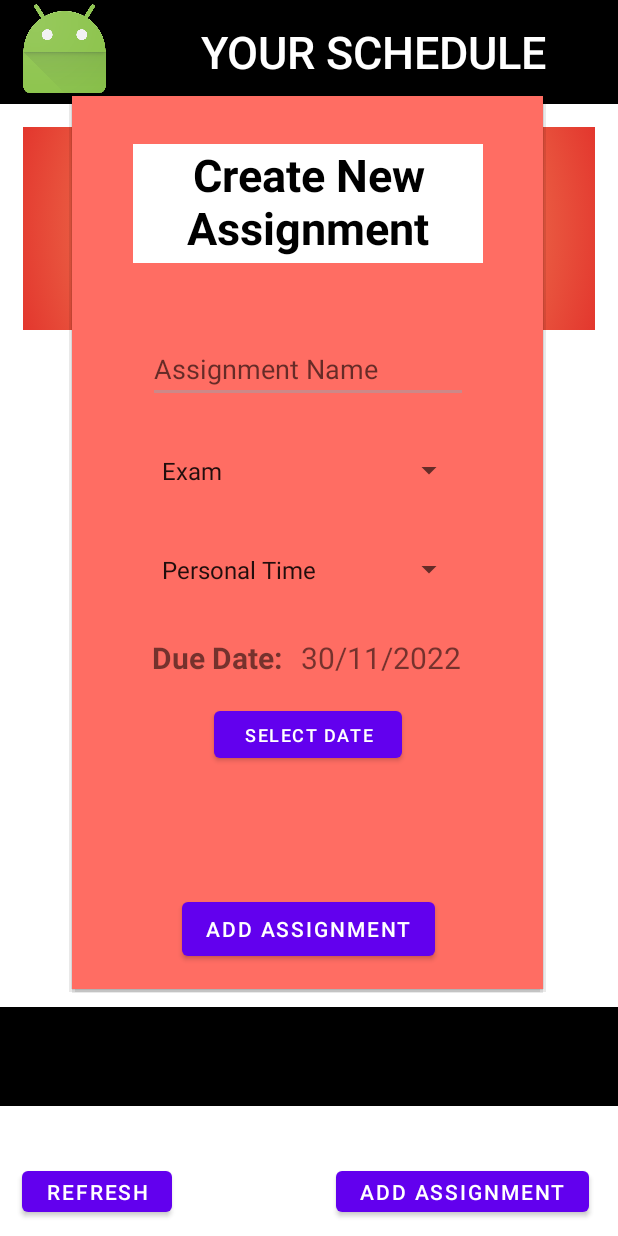
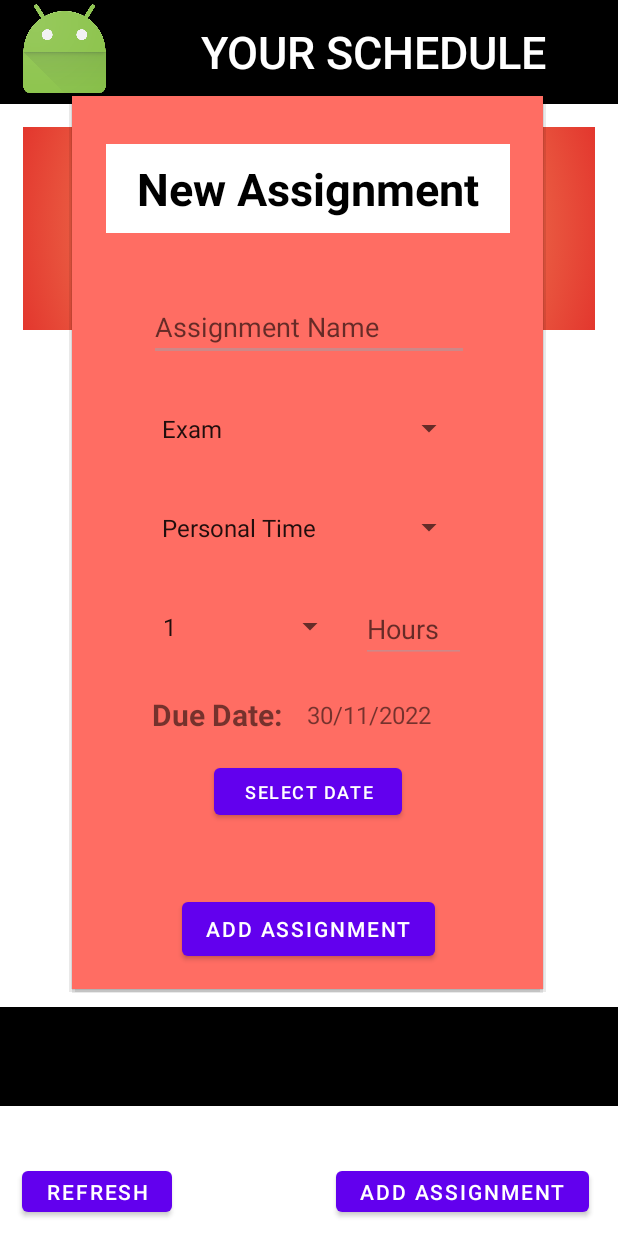
Before and after one commit to lcphutchinson/LMStudy_Client, an Android app: the StudentHome screen opened directly, with no data from a screen before it, after a tap on "ADD ASSIGNMENT", on a phone screen of 412 x 824 dp. Run offline under Robolectric (Android 15) with nearby library versions, the phone set to English and light mode, and no system bars.

Commit message:
Priority Spinner and Hour input added. Limited character limit for name to 40 characters. Fixed RV row layout

```diff
--- a/app/src/main/java/com/LMStudy/app/student/StudentHome.java
+++ b/app/src/main/java/com/LMStudy/app/student/StudentHome.java
@@ -60,12 +60,11 @@ public class StudentHome extends AppCompatActivity {
 
    private TextView assignmentNameText, assignmentNameInfo, assignmentAssigneeText, assignmentAssigneeInfo,
            assignmentTypeText, assignmentTypeInfo, assignmentCourseText, assignmentCourseInfo,
-           assignmentDueDateText, assignmentDueDateInfo, assignmentPrioText, assignmentPrioInfo,
-           assignmentHoursText, assignmentHoursInfo;
+           assignmentDueDateText, assignmentDueDateInfo, assignmentPrioText, assignmentHoursText,
+           assignmentHoursInfo;
 
-   private TextView newAssignmentName, dateView;
-   private Spinner newAssignmentTypeSpinner, newAssignmentCourseSpinner, newAssignmentDueDateMonthSpinner,
-           newAssignmentDueDateDaySpinner, newAssignmentDueDateYearSpinner;
+   private TextView newAssignmentName, newAssignmentHour, dateView;
+   private Spinner newAssignmentTypeSpinner, newAssignmentCourseSpinner, newAssignmentPrioritySpinner;
 
    private DatePicker datePicker;
    private Calendar calendar;
@@ -149,7 +148,6 @@ public class StudentHome extends AppCompatActivity {
             assignmentDueDateText = popupView.findViewById(R.id.dueDateInfo_title);
             assignmentDueDateInfo = popupView.findViewById(R.id.dueDateInfo_txt);
             assignmentPrioText = popupView.findViewById(R.id.priorityInfo);
-            assignmentPrioInfo = popupView.findViewById(R.id.priorityInfo_txt);
 
             completeAssignmentBtn = popupView.findViewById(R.id.completeAssignment_btn);
             removeAssignmentBtn = popupView.findViewById(R.id.rmvAssignment_btn);
@@ -362,6 +360,8 @@ public class StudentHome extends AppCompatActivity {
          newAssignmentName = popupView.findViewById(R.id.r_newAssignmentName_input);
          newAssignmentTypeSpinner = popupView.findViewById(R.id.assignment_type_spinner);
          newAssignmentCourseSpinner = popupView.findViewById(R.id.course_spinner);
+         newAssignmentPrioritySpinner = popupView.findViewById(R.id.priority_spinner);
+         newAssignmentHour = popupView.findViewById(R.id.hours_input);
 
          dateView = (TextView) popupView.findViewById(R.id.dateText);
          calendar = Calendar.getInstance();
@@ -379,16 +379,21 @@ public class StudentHome extends AppCompatActivity {
 
          ArrayAdapter<CharSequence> typeAdapter = ArrayAdapter.createFromResource(this, R.array.assignment_types, android.R.layout.simple_spinner_item);
          ArrayAdapter<String> courseAdapter = new ArrayAdapter<String>(this, android.R.layout.simple_spinner_item, enrolledCourseNameList);
+         ArrayAdapter<CharSequence> priorityAdapter = ArrayAdapter.createFromResource(this, R.array.priority_levels, android.R.layout.simple_spinner_item);
 
          typeAdapter.setDropDownViewResource(android.R.layout.simple_spinner_item);
          courseAdapter.setDropDownViewResource(android.R.layout.simple_spinner_item);
+         priorityAdapter.setDropDownViewResource(android.R.layout.simple_spinner_item);
 
          newAssignmentTypeSpinner.setAdapter(typeAdapter);
          newAssignmentCourseSpinner.setAdapter(courseAdapter);
-
-         /** WILL ADD PRIORITY SPINNERS **/
+         newAssignmentPrioritySpinner.setAdapter(priorityAdapter);
 
          confirmAssignmentBtn.setOnClickListener(view1 -> {
+            if (newAssignmentHour.getText().toString().equals("") || Integer.valueOf(newAssignmentHour.getText().toString()) <= 0) {
+               Toast.makeText(getBaseContext(), "Hours should be greater than 0", Toast.LENGTH_SHORT).show();
+            }
+            else {
                String workType = newAssignmentTypeSpinner.getSelectedItem().toString();
                NewCourse courseSelection = new NewCourse(newAssignmentCourseSpinner.getSelectedItem().toString());
                WorkItem item;
@@ -400,22 +405,26 @@ public class StudentHome extends AppCompatActivity {
                   }
                }
 
-            switch(workType) {
+               switch (workType) {
                   case "Exam":
                      item = new Exam(courseSelection, newAssignmentName.getText().toString(),
-                          dateView.getText().toString(), 8,3);
+                             dateView.getText().toString(), Integer.valueOf(newAssignmentPrioritySpinner.getSelectedItem().toString()),
+                             Integer.valueOf(newAssignmentHour.getText().toString()));
                      break;
                   case "Project":
                      item = new Project(courseSelection, newAssignmentName.getText().toString(),
-                          dateView.getText().toString(), 6,10);
+                             dateView.getText().toString(), Integer.valueOf(newAssignmentPrioritySpinner.getSelectedItem().toString()),
+                             Integer.valueOf(newAssignmentHour.getText().toString()));
                      break;
                   case "Quiz":
                      item = new Quiz(courseSelection, newAssignmentName.getText().toString(),
-                          dateView.getText().toString(), 7,1);
+                             dateView.getText().toString(), Integer.valueOf(newAssignmentPrioritySpinner.getSelectedItem().toString()),
+                             Integer.valueOf(newAssignmentHour.getText().toString()));
                      break;
                   default: // Homework Case
                      item = new Homework(courseSelection, newAssignmentName.getText().toString(),
-                          dateView.getText().toString(), 3,3);
+                             dateView.getText().toString(), Integer.valueOf(newAssignmentPrioritySpinner.getSelectedItem().toString()),
+                             Integer.valueOf(newAssignmentHour.getText().toString()));
                      break;
                }
 
@@ -424,6 +433,7 @@ public class StudentHome extends AppCompatActivity {
 
                Toast.makeText(getBaseContext(), "Assignment successfully added", Toast.LENGTH_SHORT).show();
                popupWindow.dismiss();
+            }
          });
       });
    }
--- a/app/src/main/res/layout/add_assignment_popup_revised.xml
+++ b/app/src/main/res/layout/add_assignment_popup_revised.xml
@@ -26,12 +26,13 @@
 
             <TextView
                 android:id="@+id/r_createNewAssignmentPopUp"
-                android:layout_width="233dp"
-                android:layout_height="79dp"
+                android:layout_width="269dp"
+                android:layout_height="59dp"
                 android:layout_marginTop="32dp"
                 android:background="#FFFFFF"
+                android:gravity="center"
                 android:shadowColor="#FFFBFB"
-                android:text="Create New Assignment"
+                android:text="New Assignment"
                 android:textAlignment="center"
                 android:textColor="#000000"
                 android:textSize="30sp"
@@ -46,12 +47,14 @@
                 android:id="@+id/r_newAssignmentName_input"
                 android:layout_width="wrap_content"
                 android:layout_height="wrap_content"
-                android:layout_marginTop="48dp"
+                android:layout_marginTop="40dp"
                 android:backgroundTint="#CD8888"
                 android:ems="10"
                 android:hint="Assignment Name"
-                android:inputType="textPersonName"
+                android:inputType="textNoSuggestions|textVisiblePassword"
+                android:maxLength="40"
                 app:layout_constraintEnd_toEndOf="parent"
+                app:layout_constraintHorizontal_bias="0.509"
                 app:layout_constraintStart_toStartOf="parent"
                 app:layout_constraintTop_toBottomOf="@+id/r_createNewAssignmentPopUp" />
 
@@ -75,6 +78,17 @@
                 app:layout_constraintStart_toStartOf="parent"
                 app:layout_constraintTop_toBottomOf="@+id/assignment_type_spinner" />
 
+            <Spinner
+                android:id="@+id/priority_spinner"
+                android:layout_width="130dp"
+                android:layout_height="42dp"
+                android:layout_marginTop="24dp"
+                android:autofillHints="Priority"
+                app:layout_constraintEnd_toEndOf="parent"
+                app:layout_constraintHorizontal_bias="0.288"
+                app:layout_constraintStart_toStartOf="parent"
+                app:layout_constraintTop_toBottomOf="@+id/course_spinner" />
+
             <TextView
                 android:id="@+id/due_date_text"
                 android:layout_width="wrap_content"
@@ -86,18 +100,34 @@
                 app:layout_constraintEnd_toEndOf="parent"
                 app:layout_constraintHorizontal_bias="0.234"
                 app:layout_constraintStart_toStartOf="parent"
-                app:layout_constraintTop_toBottomOf="@+id/course_spinner" />
+                app:layout_constraintTop_toBottomOf="@+id/priority_spinner" />
 
             <TextView
                 android:id="@+id/dateText"
                 android:layout_width="116dp"
                 android:layout_height="28dp"
                 android:layout_marginTop="24dp"
+                android:gravity="center"
                 android:text="TextView"
-                android:textSize="20sp"
+                android:textSize="16sp"
                 app:layout_constraintEnd_toEndOf="parent"
-                app:layout_constraintHorizontal_bias="0.215"
+                app:layout_constraintHorizontal_bias="0.0"
                 app:layout_constraintStart_toEndOf="@+id/due_date_text"
+                app:layout_constraintTop_toBottomOf="@+id/priority_spinner" />
+
+            <EditText
+                android:id="@+id/hours_input"
+                android:layout_width="70dp"
+                android:layout_height="wrap_content"
+                android:layout_marginTop="24dp"
+                android:width="40dp"
+                android:backgroundTint="#CD8888"
+                android:ems="10"
+                android:hint="Hours"
+                android:inputType="number"
+                app:layout_constraintEnd_toEndOf="parent"
+                app:layout_constraintHorizontal_bias="0.163"
+                app:layout_constraintStart_toEndOf="@+id/priority_spinner"
                 app:layout_constraintTop_toBottomOf="@+id/course_spinner" />
 
             <Button
```
Also changed, not shown: app/src/main/java/com/LMStudy/app/teacher/TeacherAssignmentHome.java (+13 -7 lines), app/src/main/res/layout/assignment_row_view.xml (+11 -11 lines), app/src/main/res/values/strings.xml (+6 -52 lines). Lines whose indentation alone changed are shown as unchanged.
